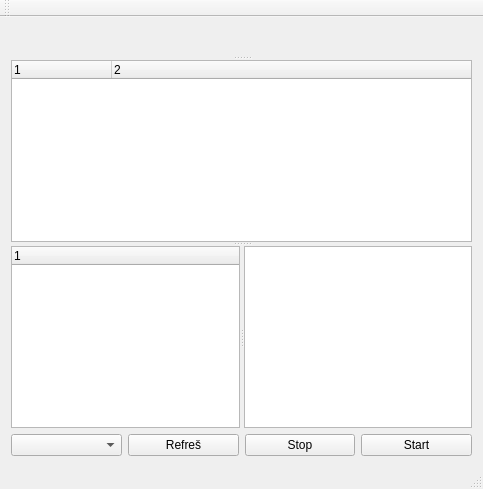
Qt form mainwindow.ui (kubanecxxx/sniffer) before a commit.
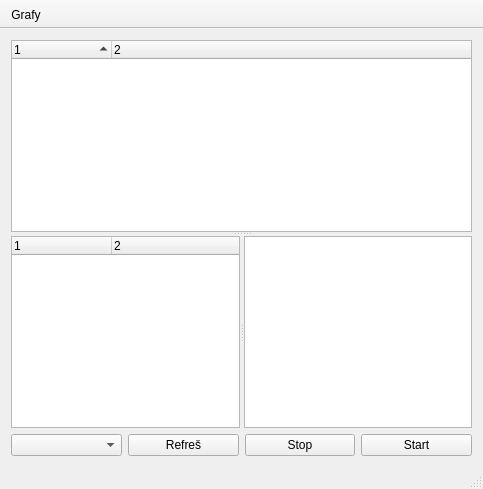
The same form after that commit. Custom widgets are drawn as their Qt base class.

```diff
--- a/mainwindow.ui
+++ b/mainwindow.ui
@@ -20,22 +20,27 @@
       <property name="orientation">
        <enum>Qt::Vertical</enum>
       </property>
-      <widget class="QCustomPlot" name="widget" native="true"/>
       <widget class="QTreeWidget" name="tree">
        <property name="editTriggers">
         <set>QAbstractItemView::NoEditTriggers</set>
        </property>
+       <property name="alternatingRowColors">
+        <bool>true</bool>
+       </property>
+       <property name="sortingEnabled">
+        <bool>true</bool>
+       </property>
        <property name="columnCount">
         <number>2</number>
        </property>
        <column>
         <property name="text">
-         <string notr="true">1</string>
+         <string notr="true"/>
         </property>
        </column>
        <column>
         <property name="text">
-         <string notr="true">2</string>
+         <string notr="true"/>
         </property>
        </column>
       </widget>
@@ -44,9 +49,20 @@
         <enum>Qt::Horizontal</enum>
        </property>
        <widget class="QTreeWidget" name="treeMessage">
+        <property name="columnCount">
+         <number>2</number>
+        </property>
+        <attribute name="headerVisible">
+         <bool>true</bool>
+        </attribute>
         <column>
          <property name="text">
-          <string notr="true">1</string>
+          <string notr="true"/>
+         </property>
+        </column>
+        <column>
+         <property name="text">
+          <string/>
          </property>
         </column>
        </widget>
@@ -95,24 +111,28 @@
    </property>
   </widget>
   <widget class="QToolBar" name="mainToolBar">
+   <property name="contextMenuPolicy">
+    <enum>Qt::PreventContextMenu</enum>
+   </property>
+   <property name="movable">
+    <bool>false</bool>
+   </property>
    <attribute name="toolBarArea">
     <enum>TopToolBarArea</enum>
    </attribute>
    <attribute name="toolBarBreak">
     <bool>false</bool>
    </attribute>
+   <addaction name="actionGrafy"/>
   </widget>
   <widget class="QStatusBar" name="statusBar"/>
+  <action name="actionGrafy">
+   <property name="text">
+    <string>Grafy</string>
+   </property>
+  </action>
  </widget>
  <layoutdefault spacing="6" margin="11"/>
- <customwidgets>
-  <customwidget>
-   <class>QCustomPlot</class>
-   <extends>QWidget</extends>
-   <header>qcustomplot.h</header>
-   <container>1</container>
-  </customwidget>
- </customwidgets>
  <resources/>
  <connections/>
 </ui>
```
